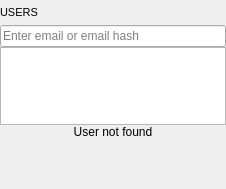
Qt form BlockSettleUILib/SearchWidget.ui (BlockSettle/terminal) before a commit.
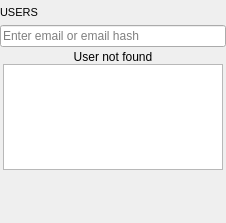
The same form after that commit. Custom widgets are drawn as their Qt base class.

Commit message: Improved found users list

The edit to the form file:
```diff
--- a/BlockSettleUILib/SearchWidget.ui
+++ b/BlockSettleUILib/SearchWidget.ui
@@ -7,7 +7,7 @@
     <x>0</x>
     <y>0</y>
     <width>226</width>
-    <height>189</height>
+    <height>223</height>
    </rect>
   </property>
   <property name="sizePolicy">
@@ -84,8 +84,23 @@
       </widget>
      </item>
      <item>
-      <widget class="QTreeView" name="searchResultTreeView"/>
-     </item>
+      <widget class="QFrame" name="verticalFrame">
+       <layout class="QVBoxLayout" name="verticalLayout_3">
+        <property name="spacing">
+         <number>0</number>
+        </property>
+        <property name="leftMargin">
+         <number>3</number>
+        </property>
+        <property name="topMargin">
+         <number>3</number>
+        </property>
+        <property name="rightMargin">
+         <number>3</number>
+        </property>
+        <property name="bottomMargin">
+         <number>3</number>
+        </property>
      <item>
       <widget class="QLabel" name="notFoundLabel">
        <property name="text">
@@ -97,6 +112,12 @@
        <property name="margin">
         <number>5</number>
        </property>
+         </widget>
+        </item>
+        <item>
+         <widget class="QTreeView" name="searchResultTreeView"/>
+        </item>
+       </layout>
       </widget>
      </item>
      <item>
```
Left out of the diff: 2 changed lines with no effect on the pictures. Lines whose indentation alone changed are shown as unchanged. The commit also changes 2 other files.
